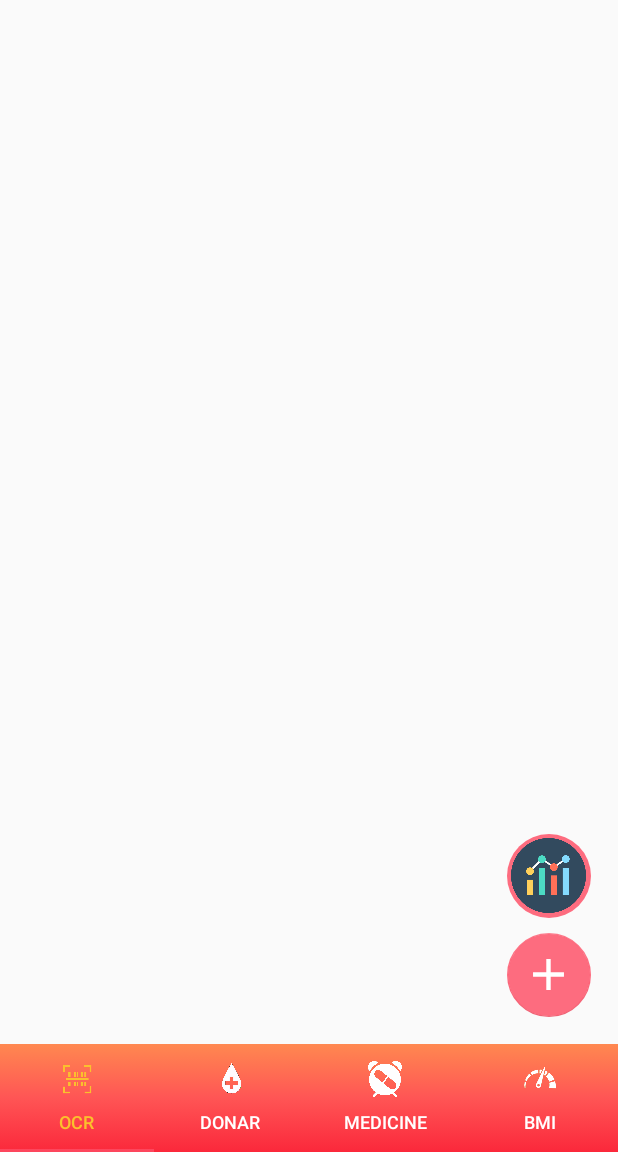
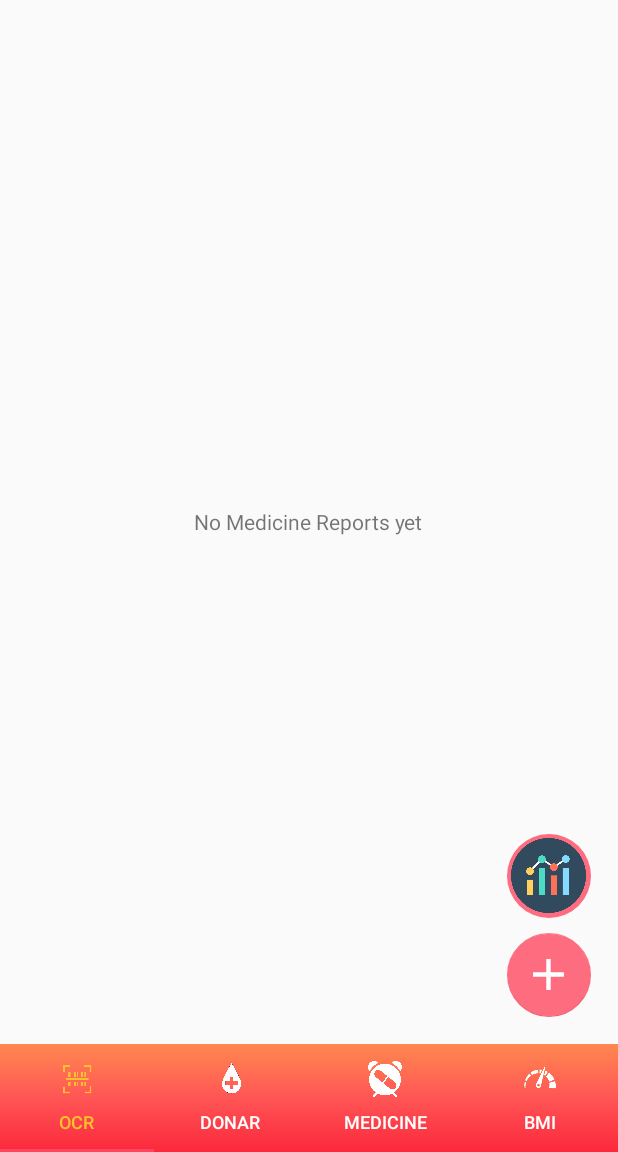
Before and after one commit to shubhamkhatri/Pikachu3.0, an Android app: the OcrFragment screen opened directly, with no data from a screen before it, on a phone screen of 412 x 824 dp, the part 84-1236 px from its top. Run offline under Robolectric (Android 15) with nearby library versions, the phone set to English and light mode, and no system bars; our stand-ins replace Firebase (no records; nobody signed in at launch, a user with empty details on screens opened directly); 1 statement that could not run was skipped.

Commit message:
app completed

```diff
--- a/app/src/main/java/com/example/android/pikachu/OcrFragment.java
+++ b/app/src/main/java/com/example/android/pikachu/OcrFragment.java
@@ -10,6 +10,7 @@ import android.view.ViewGroup;
 import android.widget.AdapterView;
 import android.widget.ArrayAdapter;
 import android.widget.ListView;
+import android.widget.TextView;
 import android.widget.Toast;
 
 import androidx.annotation.NonNull;
@@ -33,6 +34,7 @@ public class OcrFragment extends Fragment {
     final ArrayList<word> fileList = new ArrayList<word>();
     private FloatingActionButton add;
     private FloatingActionButton graph;
+    private TextView defaultOcr;
 
     @Nullable
     @Override
@@ -41,7 +43,7 @@ public class OcrFragment extends Fragment {
         File root = new File(Environment.getExternalStorageDirectory() + "/" + "PikachuDocument");
 
         ListDir(root, v);
-
+        defaultOcr = (TextView) v.findViewById(R.id.no_reports);
         graph = v.findViewById(R.id.graph_view);
         graph.setOnClickListener(new View.OnClickListener() {
             @Override
@@ -92,7 +94,10 @@ public class OcrFragment extends Fragment {
                 getCategorySet = getCheck(file);
                 fileList.add(new word(getCategorySet, file.getName()));
             }
-
+            if (fileList.isEmpty()) {
+                defaultOcr.setVisibility(View.VISIBLE);
+            } else {
+                defaultOcr.setVisibility(View.GONE);
                 final DocumentAdaptor directoryList = new DocumentAdaptor(getActivity(), fileList, R.color.colorAccent);
 
                 ListView listView = (ListView) v.findViewById(R.id.list);
@@ -138,7 +143,7 @@ public class OcrFragment extends Fragment {
                     }
                 });
             }
-
+        }
     }
 
 
--- a/app/src/main/res/layout/fragment_ocr.xml
+++ b/app/src/main/res/layout/fragment_ocr.xml
@@ -37,4 +37,11 @@
         app:borderWidth="0dp"
         />
 
+    <TextView
+        android:id="@+id/no_reports"
+        android:layout_width="wrap_content"
+        android:layout_height="wrap_content"
+        android:text="No Medicine Reports yet"
+        android:layout_centerInParent="true"/>
+
 </RelativeLayout>
```
Also changed, not shown: app/src/main/java/com/example/android/pikachu/TimerFragment.java (+13 -4 lines), app/src/main/res/layout/fragment_timer.xml (+7 -0 lines). Lines whose indentation alone changed are shown as unchanged.
